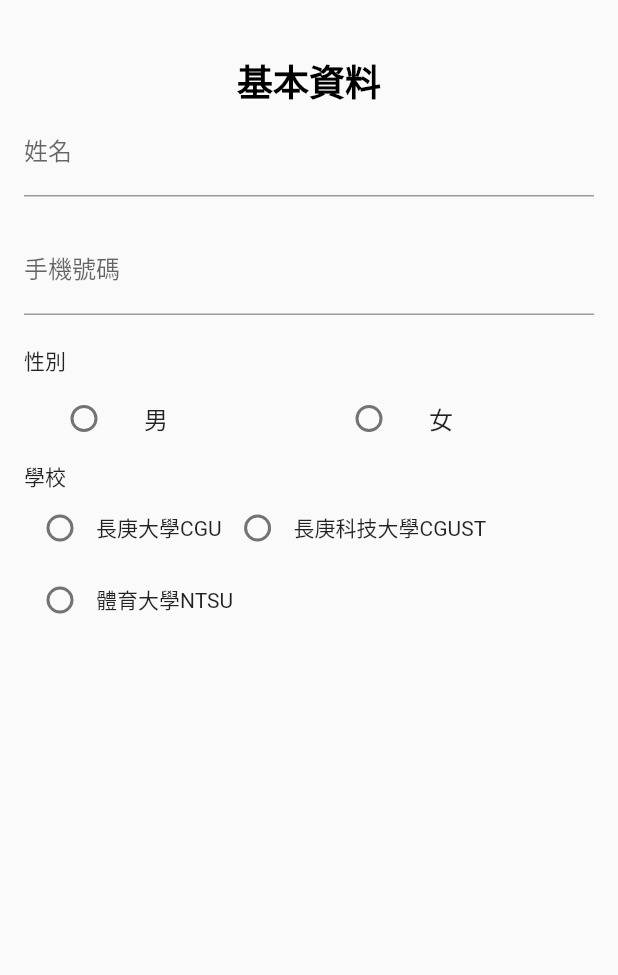
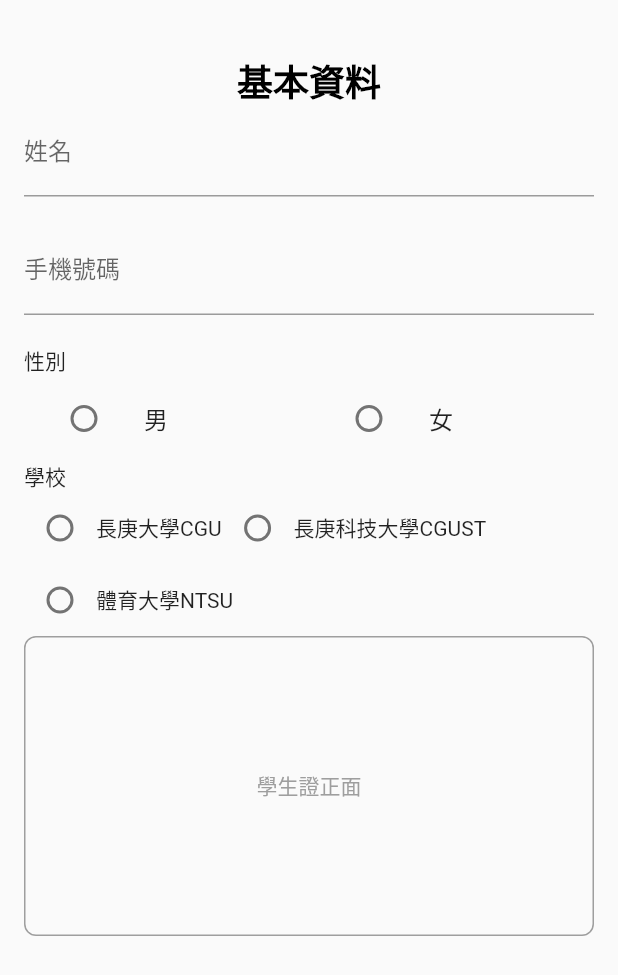
Before and after one commit to DraggyChen/pickup_flutter_app, a Flutter app: the screen it shows after launch, on a phone screen of 412 x 824 dp. Shown: the top 975 px of the screen. Run offline on Flutter 3.47's test engine with Material 2 defaults, Android fonts, the light colour scheme and no system bars; our stand-ins replace image_picker, mask_text_input_formatter; Roboto replaces fonts that are missing (fontFamily).

Commit message:
註冊畫面：imagePicker設置

```diff
--- a/lib/register/personal_data.dart
+++ b/lib/register/personal_data.dart
@@ -1,6 +1,8 @@
 import 'package:flutter/material.dart';
 import 'package:mask_text_input_formatter/mask_text_input_formatter.dart';
 import 'package:pickup/style/styles.dart';
+import 'package:pickup/utils/ImagePickerWidget.dart';
+
 
 class PersonalData extends StatefulWidget {
   @override
@@ -29,6 +31,8 @@
   static const String uni_CGU = "長庚大學CGU";
   static const String uni_CGUST = "長庚科技大學CGUST";
   static const String uni_NTSU = "體育大學NTSU";
+
+  /* 學生證 */
 
   @override
   Widget build(BuildContext context) {
@@ -145,7 +149,8 @@
             ),
 
             /* 學生證或教職員工作證 */
-
+            ImagePickerWidget(hint: '學生證正面'),
+            // ImagePickerWidget(hint: '學生證反面'),
 
 
           ],
--- /dev/null
+++ b/lib/utils/ImagePickerWidget.dart
@@ -0,0 +1,57 @@
+import 'dart:io';
+
+import 'package:flutter/material.dart';
+import 'package:image_picker/image_picker.dart';
+
+class ImagePickerWidget extends StatefulWidget {
+  final String hint;
+
+  const ImagePickerWidget({required this.hint});
+
+  @override
+  _ImagePickerWidgetState createState() => _ImagePickerWidgetState();
+}
+
+class _ImagePickerWidgetState extends State<ImagePickerWidget> {
+  XFile? _imageFile;
+
+  void _pickImage() async {
+    try {
+      final ImagePicker _picker = ImagePicker();
+      XFile? image = await _picker.pickImage(source: ImageSource.gallery);
+
+      setState(() {
+        _imageFile = image;
+      });
+    } catch (e) {
+      print('Error picking image: $e');
+    }
+  }
+
+
+  @override
+  Widget build(BuildContext context) {
+    return GestureDetector(
+      onTap: _pickImage,
+      child: Container(
+        width: double.infinity,
+        height: 200.0, // 設置您想要的高度
+        decoration: BoxDecoration(
+          border: Border.all(color: Colors.grey),
+          borderRadius: BorderRadius.circular(8.0),
+        ),
+        child: _imageFile != null
+            ? Image.file(
+                File(_imageFile!.path),
+                fit: BoxFit.cover,
+              )
+            : Center(
+                child: Text(
+                  widget.hint,
+                  style: TextStyle(color: Colors.grey),
+                ),
+              ),
+      ),
+    );
+  }
+}
--- a/pubspec.yaml
+++ b/pubspec.yaml
@@ -31,6 +31,7 @@
   flutter:
     sdk: flutter
   mask_text_input_formatter: ^2.1.0
+  image_picker: ^1.0.4
 
   # The following adds the Cupertino Icons font to your application.
   # Use with the CupertinoIcons class for iOS style icons.
```
Also changed, not shown: 15 other files.
